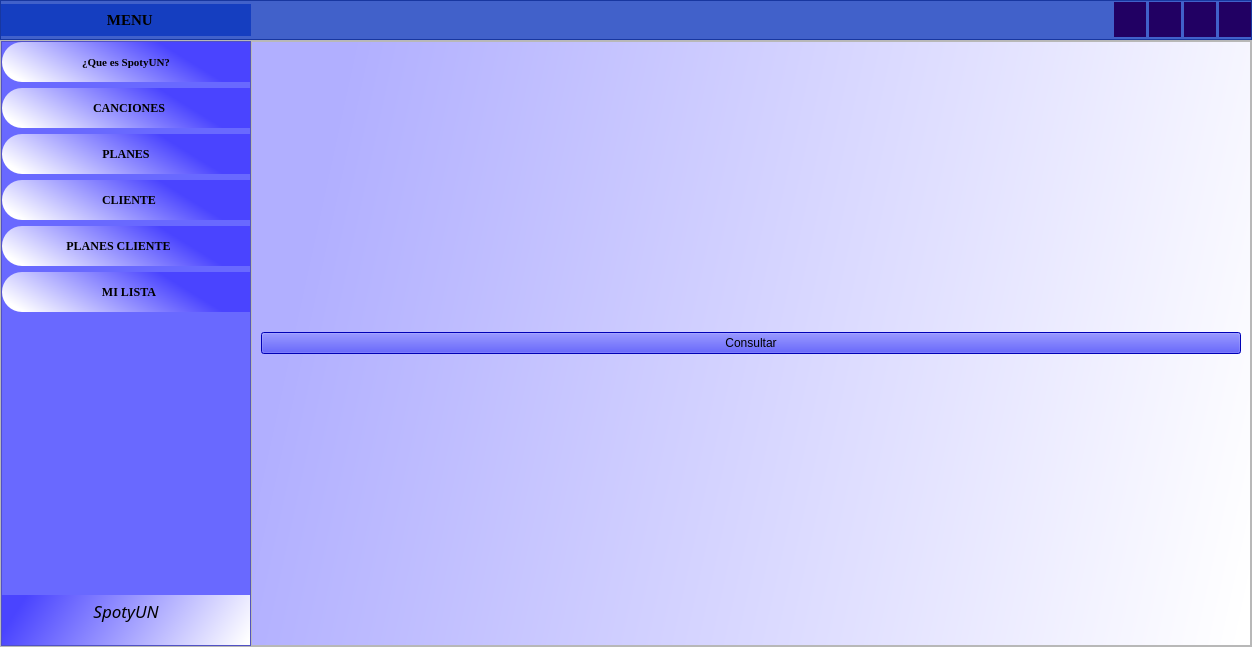
Fuentesadmin2021/SpotyUNI, file SpotyUNI.ui: the form before one commit.
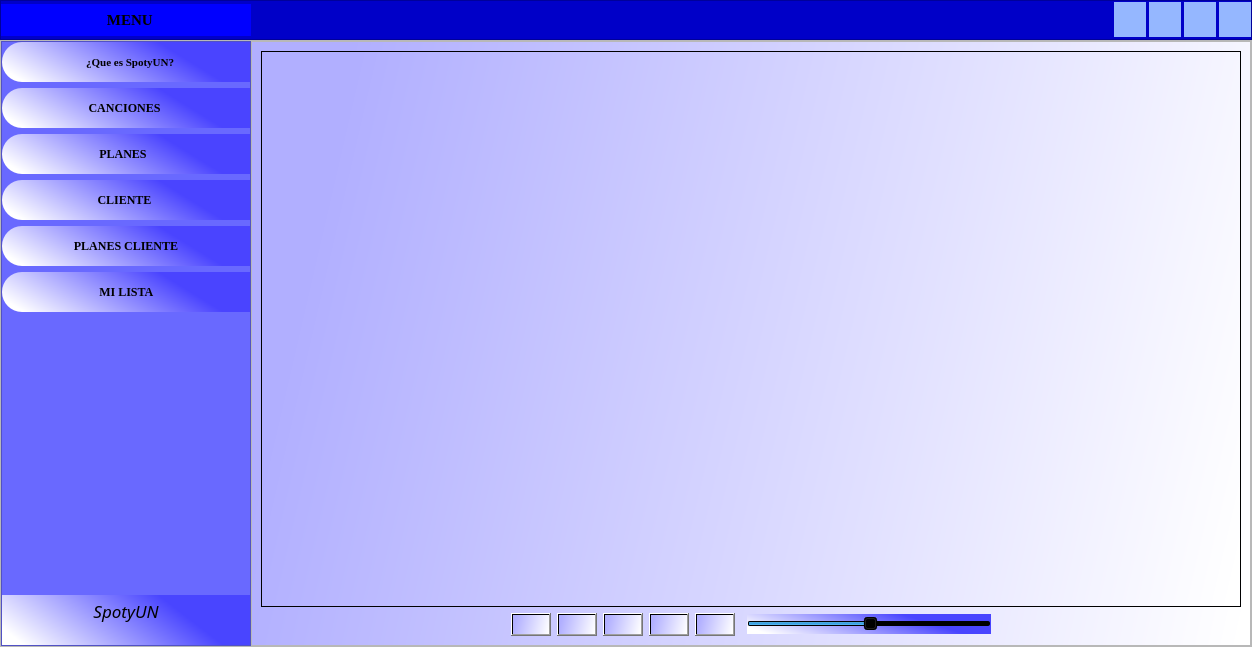
The form after the commit. Icons and pictures are not drawn.

```diff
--- a/SpotyUNI.ui
+++ b/SpotyUNI.ui
@@ -45,7 +45,7 @@
        </size>
       </property>
       <property name="styleSheet">
-       <string notr="true">background-color:rgba(16, 57, 191, 200)</string>
+       <string notr="true">background-color:rgba(0, 0, 200)</string>
       </property>
       <property name="frameShape">
        <enum>QFrame::StyledPanel</enum>
@@ -90,7 +90,7 @@
          <property name="styleSheet">
           <string notr="true">QPushButton{
 border:0px;
-background-color:rgba(16, 57, 191, 227)
+background-color:rgba(0, 0, 255)
 }
 
 QPushButton:hover{
@@ -137,7 +137,7 @@
          <property name="styleSheet">
           <string notr="true">QPushButton{
 border:0px;
-background-color:rgb(33, 0, 99)
+background-color:rgb(149, 183, 255)
 }
 
 QPushButton:hover{
@@ -171,7 +171,7 @@
          <property name="styleSheet">
           <string notr="true">QPushButton{
 border:0px;
-background-color:rgb(33, 0, 99)
+background-color:rgb(149, 183, 255)
 }
 
 QPushButton:hover{
@@ -205,7 +205,7 @@
          <property name="styleSheet">
           <string notr="true">QPushButton{
 border:0px;
-background-color:rgb(33, 0, 99)
+background-color:rgb(149, 183, 255)
 }
 
 QPushButton:hover{
@@ -239,7 +239,7 @@
          <property name="styleSheet">
           <string notr="true">QPushButton{
 border:0px;
-background-color:rgb(33, 0, 99)
+background-color:rgb(149, 183, 255)
 }
 
 QPushButton:hover{
@@ -361,8 +361,11 @@
               <bold>true</bold>
              </font>
             </property>
+            <property name="layoutDirection">
+             <enum>Qt::LeftToRight</enum>
+            </property>
             <property name="text">
-             <string>¿Que es SpotyUN?</string>
+             <string>   ¿Que es SpotyUN?</string>
             </property>
             <property name="icon">
              <iconset>
@@ -396,10 +399,10 @@
              </font>
             </property>
             <property name="layoutDirection">
-             <enum>Qt::LeftToRight</enum>
+             <enum>Qt::RightToLeft</enum>
             </property>
             <property name="text">
-             <string>  CANCIONES</string>
+             <string>  CANCIONES   </string>
             </property>
             <property name="icon">
              <iconset>
@@ -429,10 +432,13 @@
              </font>
             </property>
             <property name="layoutDirection">
-             <enum>Qt::RightToLeft</enum>
+             <enum>Qt::LeftToRight</enum>
+            </property>
+            <property name="autoFillBackground">
+             <bool>false</bool>
             </property>
             <property name="text">
-             <string>  PLANES  </string>
+             <string>  PLANES    </string>
             </property>
             <property name="icon">
              <iconset>
@@ -462,10 +468,10 @@
              </font>
             </property>
             <property name="layoutDirection">
-             <enum>Qt::LeftToRight</enum>
+             <enum>Qt::RightToLeft</enum>
             </property>
             <property name="text">
-             <string>  CLIENTE</string>
+             <string>  CLIENTE   </string>
             </property>
             <property name="icon">
              <iconset>
@@ -495,10 +501,10 @@
              </font>
             </property>
             <property name="layoutDirection">
-             <enum>Qt::RightToLeft</enum>
+             <enum>Qt::LeftToRight</enum>
             </property>
             <property name="text">
-             <string>PLANES CLIENTE     </string>
+             <string>   PLANES CLIENTE   </string>
             </property>
             <property name="icon">
              <iconset>
@@ -527,8 +533,11 @@
               <bold>true</bold>
              </font>
             </property>
+            <property name="layoutDirection">
+             <enum>Qt::RightToLeft</enum>
+            </property>
             <property name="text">
-             <string>  MI LISTA</string>
+             <string>  MI LISTA  </string>
             </property>
             <property name="icon">
              <iconset>
@@ -572,7 +581,7 @@
              </font>
             </property>
             <property name="styleSheet">
-             <string notr="true">background:qlineargradient(spread:pad, x1:1, y1:0.892, x2:0, y2:0.761136, stop:0.00497512 rgba(255, 255, 255, 255), stop:1 rgba(74, 68, 255, 255))</string>
+             <string notr="true">background:qlineargradient(spread:pad, x1:0.0695224, y1:0.943, x2:0.825871, y2:0.745, stop:0.00497512 rgba(255, 255, 255, 255), stop:1 rgba(73, 69, 255, 255))</string>
             </property>
             <property name="text">
              <string>&lt;html&gt;&lt;head/&gt;&lt;body&gt;&lt;p align=&quot;center&quot;&gt;&lt;span style=&quot; font-size:20pt; font-style:italic; color:#000000; vertical-align:super;&quot;&gt;SpotyUN&lt;/span&gt;&lt;/p&gt;&lt;/body&gt;&lt;/html&gt;</string>
@@ -644,14 +653,137 @@
              </layout>
             </widget>
             <widget class="QWidget" name="page">
-             <layout class="QVBoxLayout" name="verticalLayout_4">
-              <item>
-               <widget class="QPushButton" name="p_clientes">
+             <layout class="QGridLayout" name="gridLayout">
+              <item row="1" column="2">
+               <widget class="QPushButton" name="bt_reproducir">
+                <property name="text">
+                 <string/>
+                </property>
+                <property name="icon">
+                 <iconset>
+                  <normaloff>play.png</normaloff>play.png</iconset>
+                </property>
+                <property name="iconSize">
+                 <size>
+                  <width>28</width>
+                  <height>28</height>
+                 </size>
+                </property>
+               </widget>
+              </item>
+              <item row="1" column="0">
+               <spacer name="horizontalSpacer_2">
+                <property name="orientation">
+                 <enum>Qt::Horizontal</enum>
+                </property>
+                <property name="sizeHint" stdset="0">
+                 <size>
+                  <width>40</width>
+                  <height>20</height>
+                 </size>
+                </property>
+               </spacer>
+              </item>
+              <item row="0" column="0" colspan="9">
+               <widget class="QTableView" name="table_canciones"/>
+              </item>
+              <item row="1" column="7">
+               <widget class="QSlider" name="volumen">
+                <property name="minimumSize">
+                 <size>
+                  <width>0</width>
+                  <height>20</height>
+                 </size>
+                </property>
                 <property name="styleSheet">
-                 <string notr="true">background-color:rgb(0, 0, 255)</string>
+                 <string notr="true">background:qlineargradient(spread:pad, x1:0.0695224, y1:0.943, x2:0.825871, y2:0.745, stop:0.00497512 rgba(255, 255, 255, 255), stop:1 rgba(73, 69, 255, 255))</string>
                 </property>
+                <property name="sliderPosition">
+                 <number>50</number>
+                </property>
+                <property name="orientation">
+                 <enum>Qt::Horizontal</enum>
+                </property>
+               </widget>
+              </item>
+              <item row="1" column="3">
+               <widget class="QPushButton" name="bt_pausar">
                 <property name="text">
-                 <string>Consultar</string>
+                 <string/>
+                </property>
+                <property name="icon">
+                 <iconset>
+                  <normaloff>pausar.png</normaloff>pausar.png</iconset>
+                </property>
+                <property name="iconSize">
+                 <size>
+                  <width>28</width>
+                  <height>28</height>
+                 </size>
+                </property>
+               </widget>
+              </item>
+              <item row="1" column="1">
+               <widget class="QPushButton" name="bt_canciones_2">
+                <property name="text">
+                 <string/>
+                </property>
+                <property name="icon">
+                 <iconset>
+                  <normaloff>buscarc.png</normaloff>buscarc.png</iconset>
+                </property>
+                <property name="iconSize">
+                 <size>
+                  <width>28</width>
+                  <height>28</height>
+                 </size>
+                </property>
+               </widget>
+              </item>
+              <item row="1" column="5">
+               <widget class="QPushButton" name="bt_detener">
+                <property name="text">
+                 <string/>
+                </property>
+                <property name="icon">
+                 <iconset>
+                  <normaloff>detener.png</normaloff>detener.png</iconset>
+                </property>
+                <property name="iconSize">
+                 <size>
+                  <width>28</width>
+                  <height>28</height>
+                 </size>
+                </property>
+               </widget>
+              </item>
+              <item row="1" column="8">
+               <spacer name="horizontalSpacer_3">
+                <property name="orientation">
+                 <enum>Qt::Horizontal</enum>
+                </property>
+                <property name="sizeHint" stdset="0">
+                 <size>
+                  <width>235</width>
+                  <height>20</height>
+                 </size>
+                </property>
+               </spacer>
+              </item>
+              <item row="1" column="4">
+               <widget class="QPushButton" name="bt_reanudar">
+                <property name="text">
+                 <string/>
+                </property>
+                <property name="icon">
+                 <iconset>
+                  <normaloff>reanudar.png</normaloff>reanudar.png</iconset>
+                </property>
+                <property name="iconSize">
+                 <size>
+                  <width>28</width>
+                  <height>28</height>
+                 </size>
                 </property>
                </widget>
               </item>
@@ -674,7 +806,7 @@
             <widget class="QWidget" name="page_2">
              <layout class="QVBoxLayout" name="verticalLayout_3">
               <item>
-               <widget class="QPushButton" name="p_clientes_2">
+               <widget class="QPushButton" name="p_clientes">
                 <property name="styleSheet">
                  <string notr="true">background-color:rgb(0, 255, 255)</string>
                 </property>
```
Left out of the diff: 18 changed lines with no effect on the pictures.
